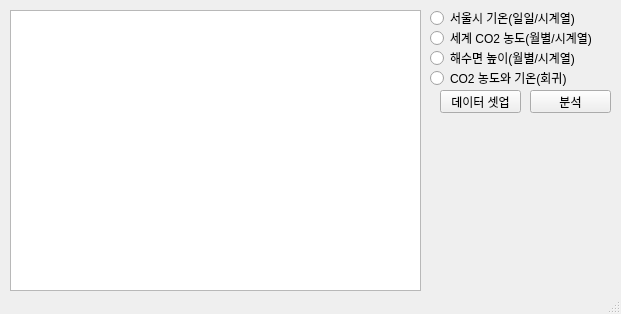
The window that ui/main.ui (dearmysolitude/climate-py) describes before a commit, drawn with Qt 5.
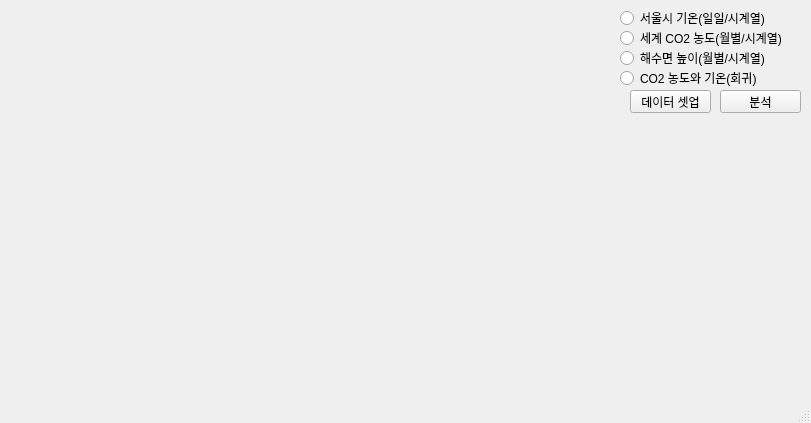
The same window after the commit.

Patch:
```diff
--- a/ui/main.ui
+++ b/ui/main.ui
@@ -6,8 +6,8 @@
    <rect>
     <x>0</x>
     <y>0</y>
-    <width>621</width>
-    <height>314</height>
+    <width>811</width>
+    <height>423</height>
    </rect>
   </property>
   <property name="windowTitle">
@@ -17,7 +17,7 @@
    <widget class="QRadioButton" name="radioButton_1">
     <property name="geometry">
      <rect>
-      <x>430</x>
+      <x>620</x>
       <y>10</y>
       <width>181</width>
       <height>16</height>
@@ -30,7 +30,7 @@
    <widget class="QRadioButton" name="radioButton_2">
     <property name="geometry">
      <rect>
-      <x>430</x>
+      <x>620</x>
       <y>30</y>
       <width>181</width>
       <height>16</height>
@@ -43,7 +43,7 @@
    <widget class="QRadioButton" name="radioButton_3">
     <property name="geometry">
      <rect>
-      <x>430</x>
+      <x>620</x>
       <y>50</y>
       <width>181</width>
       <height>16</height>
@@ -56,7 +56,7 @@
    <widget class="QRadioButton" name="radioButton_4">
     <property name="geometry">
      <rect>
-      <x>430</x>
+      <x>620</x>
       <y>70</y>
       <width>181</width>
       <height>16</height>
@@ -69,7 +69,7 @@
    <widget class="QPushButton" name="pushButton_1">
     <property name="geometry">
      <rect>
-      <x>440</x>
+      <x>630</x>
       <y>90</y>
       <width>81</width>
       <height>23</height>
@@ -82,7 +82,7 @@
    <widget class="QPushButton" name="pushButton_2">
     <property name="geometry">
      <rect>
-      <x>530</x>
+      <x>720</x>
       <y>90</y>
       <width>81</width>
       <height>23</height>
@@ -92,29 +92,30 @@
      <string>분석</string>
     </property>
    </widget>
-   <widget class="QGraphicsView" name="graphicsView">
+   <widget class="QLabel" name="description">
     <property name="geometry">
      <rect>
-      <x>10</x>
-      <y>10</y>
-      <width>411</width>
-      <height>281</height>
-     </rect>
-    </property>
-   </widget>
-   <widget class="QLabel" name="short_text">
-    <property name="geometry">
-     <rect>
-      <x>430</x>
-      <y>120</y>
+      <x>620</x>
+      <y>130</y>
       <width>181</width>
-      <height>171</height>
+      <height>261</height>
      </rect>
     </property>
     <property name="text">
      <string/>
     </property>
    </widget>
+   <widget class="QWidget" name="verticalLayoutWidget">
+    <property name="geometry">
+     <rect>
+      <x>10</x>
+      <y>10</y>
+      <width>601</width>
+      <height>381</height>
+     </rect>
+    </property>
+    <layout class="QVBoxLayout" name="verticalLayout"/>
+   </widget>
   </widget>
   <widget class="QStatusBar" name="statusbar"/>
  </widget>
```
Left out of the diff: 4 changed lines with no effect on the pictures.
